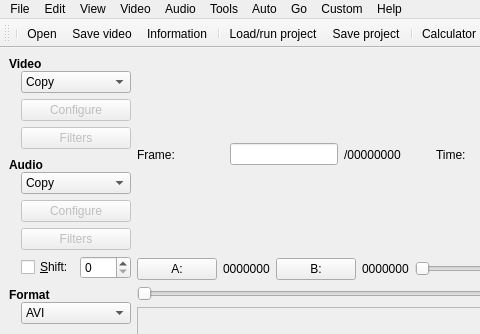
This is branches/avidemux_2.4_branch/avidemux/ADM_userInterfaces/ADM_QT4/ADM_gui/gui2.ui in BackupTheBerlios/avidemux-svn as Qt 5 draws it before an edit; both pictures show x 0 to 480 and y 0 to 334 of the 831 by 581 pixel window. The edited form follows.
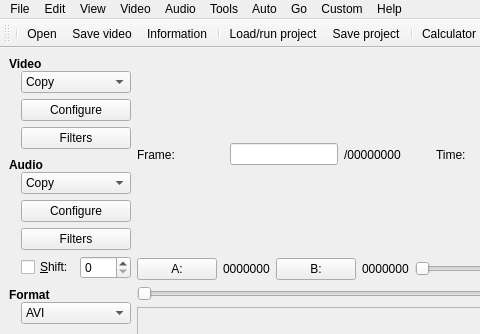
This is the edited form. Icons and pictures are not drawn.

```diff
--- a/branches/avidemux_2.4_branch/avidemux/ADM_userInterfaces/ADM_QT4/ADM_gui/gui2.ui
+++ b/branches/avidemux_2.4_branch/avidemux/ADM_userInterfaces/ADM_QT4/ADM_gui/gui2.ui
@@ -407,7 +407,7 @@
           <item>
            <widget class="QPushButton" name="pushButton_5" >
             <property name="enabled" >
-             <bool>false</bool>
+             <bool>true</bool>
             </property>
             <property name="sizePolicy" >
              <sizepolicy>
@@ -420,12 +420,15 @@
             <property name="text" >
              <string>Configure</string>
             </property>
+            <property name="checkable" >
+             <bool>false</bool>
+            </property>
            </widget>
           </item>
           <item>
            <widget class="QPushButton" name="pushButton_6" >
             <property name="enabled" >
-             <bool>false</bool>
+             <bool>true</bool>
             </property>
             <property name="sizePolicy" >
              <sizepolicy>
@@ -536,7 +539,7 @@
           <item>
            <widget class="QPushButton" name="pushButton_7" >
             <property name="enabled" >
-             <bool>false</bool>
+             <bool>true</bool>
             </property>
             <property name="sizePolicy" >
              <sizepolicy>
@@ -554,7 +557,7 @@
           <item>
            <widget class="QPushButton" name="pushButton_8" >
             <property name="enabled" >
-             <bool>false</bool>
+             <bool>true</bool>
             </property>
             <property name="sizePolicy" >
              <sizepolicy>
```
Left out of the diff: 12 changed lines with no effect on the pictures.
